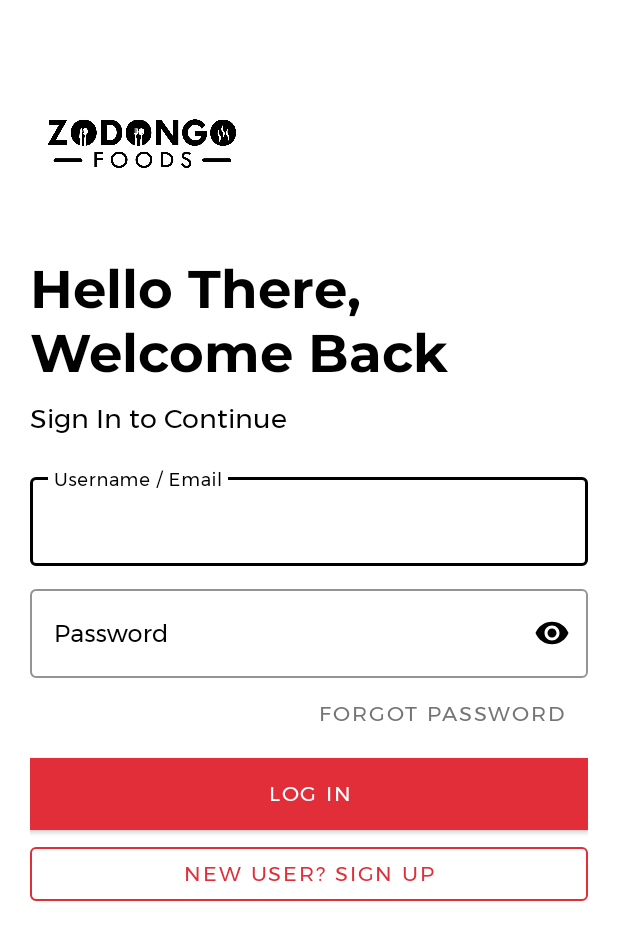
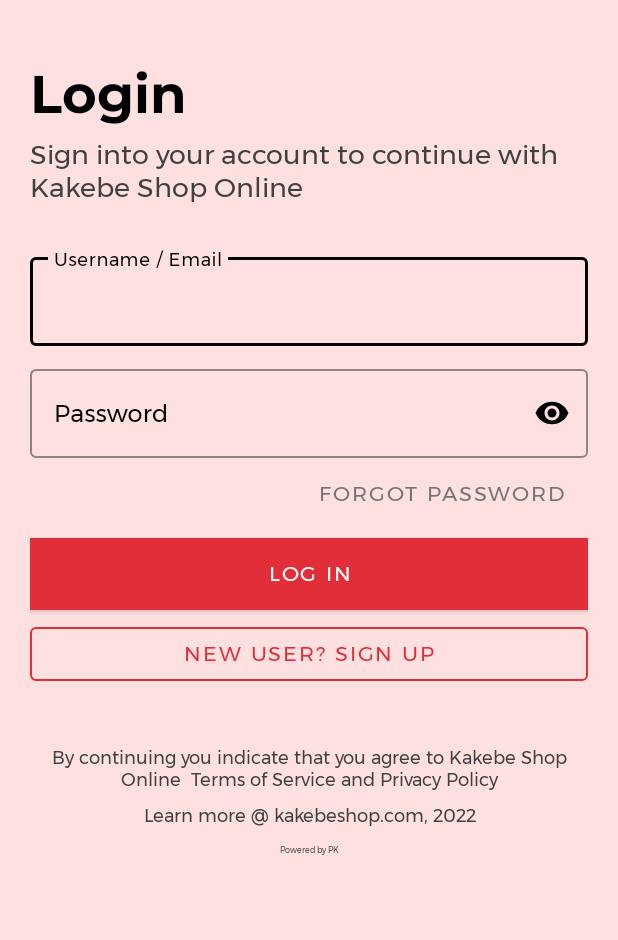
Before and after one commit to patrickhamzaokello/KakebeNative, an Android app: the LoginMaterial screen opened directly, with no data from a screen before it, on a phone screen of 412 x 824 dp. Shown: the top 940 px of the screen. Run offline under Robolectric (Android 15) with nearby library versions, the phone set to English and light mode, and no system bars; libraries missing offline, so code that uses them is left out: cn.pedant.

Commit message:
updates on ui

```diff
--- a/app/src/main/java/com/pkasemer/kakebeshoplira/LoginMaterial.java
+++ b/app/src/main/java/com/pkasemer/kakebeshoplira/LoginMaterial.java
@@ -62,7 +62,6 @@
         loginbtn = findViewById(R.id.login_btn);
         logoText = findViewById(R.id.login_welcomeback);
         sloganText = findViewById(R.id.login_subtext);
-        image = findViewById(R.id.loginlogo);
 
         username_layout = findViewById(R.id.login_username);
         password_layout = findViewById(R.id.login_password);
--- a/app/src/main/res/layout/activity_login_material.xml
+++ b/app/src/main/res/layout/activity_login_material.xml
@@ -1,35 +1,39 @@
 <?xml version="1.0" encoding="utf-8"?>
 
-<RelativeLayout xmlns:android="http://schemas.android.com/apk/res/android"
+<ScrollView xmlns:android="http://schemas.android.com/apk/res/android"
     xmlns:app="http://schemas.android.com/apk/res-auto"
     xmlns:tools="http://schemas.android.com/tools"
     android:layout_width="match_parent"
     android:layout_height="match_parent"
-    android:background="@color/white"
-    tools:context=".LoginMaterial"
+    android:layout_centerVertical="true"
+    android:layout_centerInParent="true"
+    android:background="@color/accountcolors"
+    android:scaleType="fitXY"
+    tools:context=".LoginMaterial">
+
+    <RelativeLayout
+        android:layout_width="match_parent"
+        android:layout_height="match_parent"
+        android:layout_marginTop="40dp"
+        android:layout_centerVertical="true"
+        android:layout_centerInParent="true"
 
         >
 
         <LinearLayout
             android:layout_width="match_parent"
             android:layout_height="match_parent"
+            android:gravity="center_vertical"
             android:orientation="vertical"
-        android:padding="20dp">
-
-        <ImageView
-            android:id="@+id/loginlogo"
-            android:layout_width="150dp"
-            android:layout_height="150dp"
-            android:src="@drawable/zodongologo"
-            android:transitionName="logo_image" />
+            android:paddingHorizontal="20dp">
 
             <TextView
                 android:id="@+id/login_welcomeback"
                 android:layout_width="wrap_content"
                 android:layout_height="wrap_content"
                 android:fontFamily="@font/montserrat_bold"
-            android:text="Hello There, Welcome Back"
-            android:textColor="#000"
+                android:text="Login"
+                android:textColor="@color/black"
                 android:textSize="35sp"
                 android:transitionName="logo_text"
 
@@ -40,17 +44,20 @@
                 android:layout_width="wrap_content"
                 android:layout_height="wrap_content"
                 android:fontFamily="@font/montserrat"
-            android:text="Sign In to Continue"
-            android:textColor="@color/black"
+                android:includeFontPadding="false"
+                android:text="Sign into your account to continue with Kakebe Shop Online"
+                android:textColor="@color/light_black"
                 android:textSize="18sp"
                 android:transitionName="logo_desc" />
+
 
             <LinearLayout
                 android:layout_width="match_parent"
                 android:layout_height="wrap_content"
-            android:layout_marginTop="20dp"
+                android:layout_marginTop="30dp"
                 android:layout_marginBottom="20dp"
                 android:orientation="vertical">
+
 
                 <com.google.android.material.textfield.TextInputLayout
                     android:id="@+id/login_username"
@@ -140,6 +147,36 @@
 
             </LinearLayout>
 
+            <TextView
+                android:layout_width="match_parent"
+                android:layout_height="wrap_content"
+                android:layout_marginTop="15dp"
+                android:fontFamily="@font/montserrat"
+                android:gravity="center"
+                android:text="By continuing you indicate that you agree to Kakebe Shop Online  Terms of Service and Privacy Policy"
+                android:textColor="@color/light_black"
+                android:textSize="12dp" />
+
+            <TextView
+                android:layout_width="match_parent"
+                android:layout_height="wrap_content"
+                android:layout_marginTop="5dp"
+                android:fontFamily="@font/montserrat"
+                android:gravity="center"
+                android:text="Learn more @ kakebeshop.com, 2022"
+                android:textColor="@color/light_black"
+                android:textSize="12dp" />
+
+            <TextView
+                android:layout_width="match_parent"
+                android:layout_height="wrap_content"
+                android:layout_marginTop="10dp"
+                android:layout_marginBottom="20dp"
+                android:fontFamily="@font/montserrat"
+                android:gravity="center"
+                android:text="Powered by PK"
+                android:textColor="@color/light_black"
+                android:textSize="5dp" />
 
         </LinearLayout>
 
@@ -152,3 +189,5 @@
             android:visibility="gone" />
 
     </RelativeLayout>
+
+</ScrollView>
--- a/app/src/main/res/values/colors.xml
+++ b/app/src/main/res/values/colors.xml
@@ -16,7 +16,6 @@
     <color name="light_black">#404040</color>
 
 
-
     <color name="green1">#ECF2BB</color>
     <color name="green2">#D9CA9C</color>
     <color name="green3">#D9564A</color>
@@ -24,7 +23,6 @@
 
     <color name="changebtn">#228765</color>
     <color name="order_locationcolor">#228765</color>
-
 
 
     <color name="mygreen">#064025</color>
@@ -40,6 +38,7 @@
     <color name="niceGreen">#15950D</color>
     <color name="niceBlue">#0075D3</color>
     <color name="pendingstatus">#D59F00</color>
+    <color name="accountcolors">#FFE0E0</color>
 
 
 </resources>
```
Also changed, not shown: app/src/main/res/layout/activity_register_material.xml (+38 -5 lines), app/src/main/res/drawable/logincover.jpg (added). Lines whose indentation alone changed are shown as unchanged.
